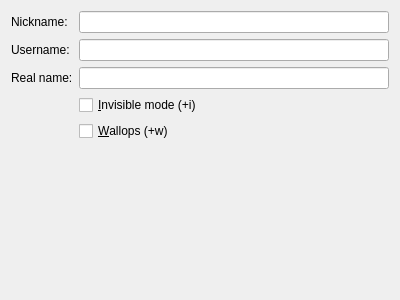
Before: the Qt Designer form src/ui/settings/identitysettingswidget.ui in nilsding/IrrerrC, drawn with Qt 5.
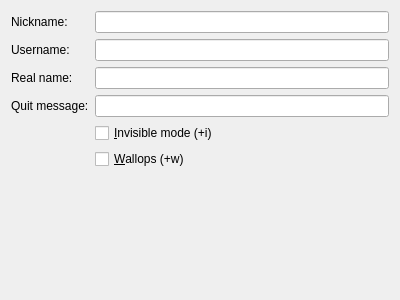
After: the same form once the commit is applied.

Commit message: added QuitMessage line edit, changed tab order

The edit to the form file:
```diff
--- a/src/ui/settings/identitysettingswidget.ui
+++ b/src/ui/settings/identitysettingswidget.ui
@@ -40,14 +40,14 @@
        </property>
       </widget>
      </item>
-     <item row="3" column="1">
+     <item row="4" column="1">
       <widget class="QCheckBox" name="qcbInvisible">
        <property name="text">
         <string>&amp;Invisible mode (+i)</string>
        </property>
       </widget>
      </item>
-     <item row="4" column="1">
+     <item row="5" column="1">
       <widget class="QCheckBox" name="qcbWallops">
        <property name="text">
         <string>&amp;Wallops (+w)</string>
@@ -60,6 +60,16 @@
      <item row="2" column="1">
       <widget class="QLineEdit" name="qleRealname"/>
      </item>
+     <item row="3" column="0">
+      <widget class="QLabel" name="qlQuitMessage">
+       <property name="text">
+        <string>Quit message:</string>
+       </property>
+      </widget>
+     </item>
+     <item row="3" column="1">
+      <widget class="QLineEdit" name="qleQuitMessage"/>
+     </item>
     </layout>
    </item>
   </layout>
```
Left out of the diff: 8 changed lines with no effect on the pictures.
